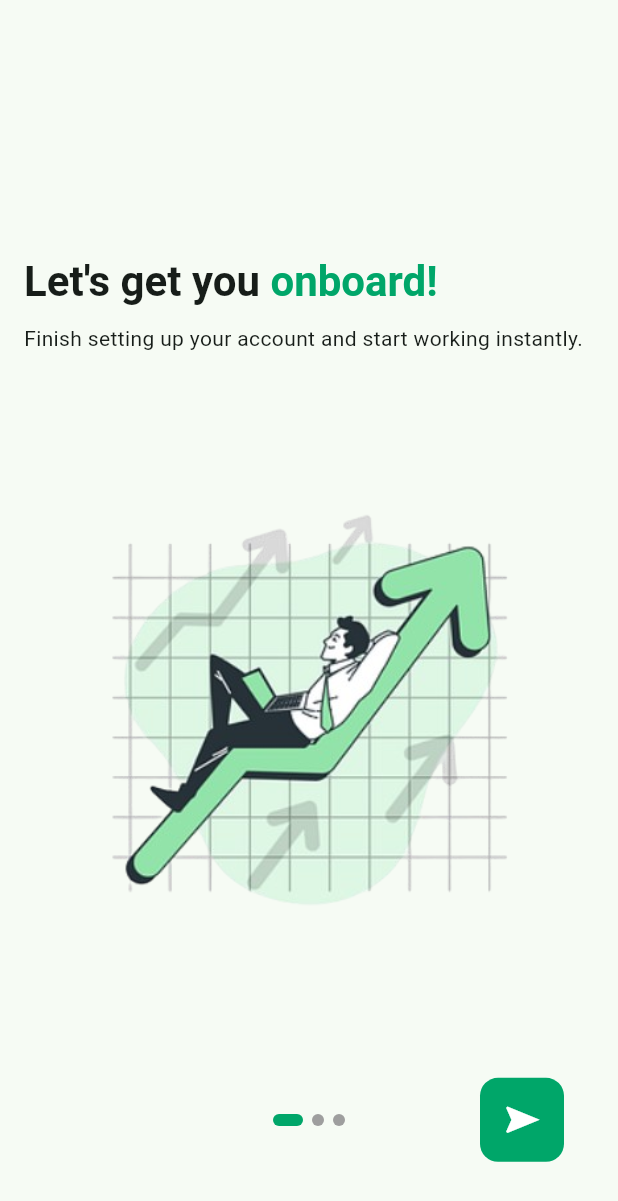
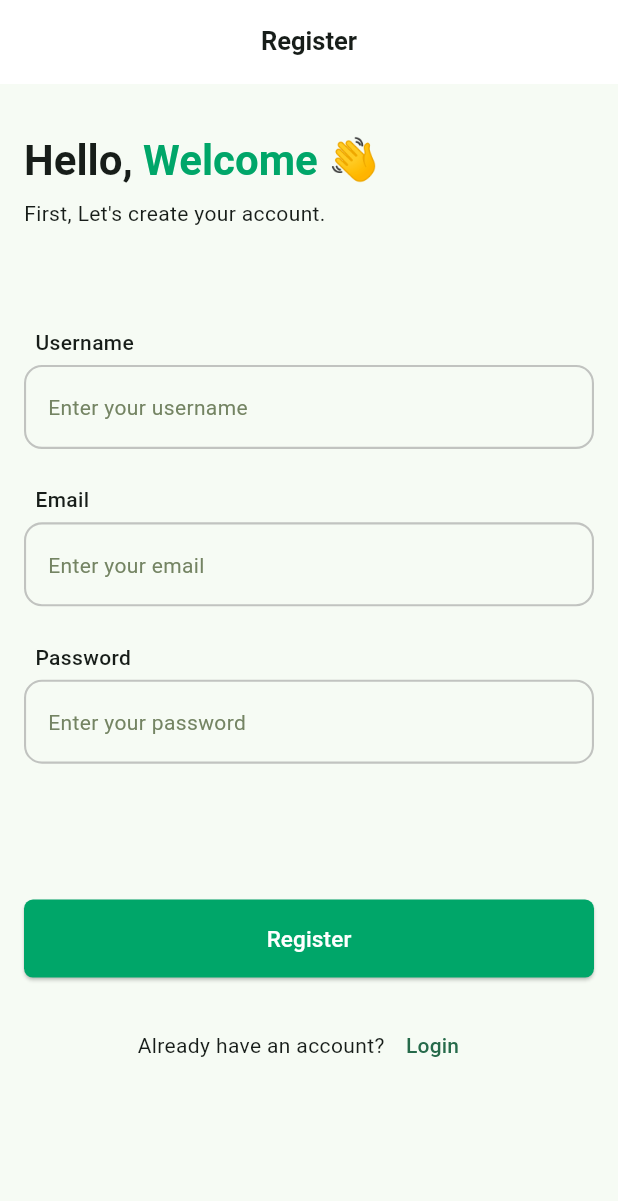
Before and after one commit to KneerazPandey/flutter-django-auth, a Flutter app: the screen it shows after launch, on a phone screen of 412 x 824 dp. Shown: the top 1201 px of the screen. Run offline on Flutter 3.47's test engine with Material 3 defaults, Android fonts, the phone set to English and light mode, and no system bars.

Commit message:
created signup screen ui design

```diff
--- a/frontend_auth/lib/core/common/custom_elevated_button.dart
+++ b/frontend_auth/lib/core/common/custom_elevated_button.dart
@@ -1,4 +1,5 @@
 import 'package:flutter/material.dart';
+import 'package:frontend_auth/core/theme/app_color.dart';
 
 class CustomElevatedButton extends StatelessWidget {
   final VoidCallback onPressed;
@@ -14,7 +15,7 @@ class CustomElevatedButton extends StatelessWidget {
     this.textColor = Colors.white,
     this.buttonHeight = 52,
     this.borderRadius = 6,
-    this.buttonColor = Colors.green,
+    this.buttonColor = AppColor.darkGreen,
   });
 
   @override
--- /dev/null
+++ b/frontend_auth/lib/core/common/custom_text_form_field.dart
@@ -0,0 +1,62 @@
+import 'package:flutter/material.dart';
+
+class CustomTextFormField extends StatelessWidget {
+  final TextEditingController controller;
+  final String hintText;
+  final String labelText;
+  final bool obscureText;
+
+  const CustomTextFormField({
+    super.key,
+    required this.controller,
+    required this.hintText,
+    required this.labelText,
+    this.obscureText = false,
+  });
+
+  @override
+  Widget build(BuildContext context) {
+    return Column(
+      mainAxisAlignment: MainAxisAlignment.start,
+      crossAxisAlignment: CrossAxisAlignment.start,
+      children: [
+        Text(
+          '  $labelText',
+          style: Theme.of(context).textTheme.bodyMedium!.copyWith(
+                fontWeight: FontWeight.w500,
+              ),
+        ),
+        const SizedBox(height: 5),
+        TextFormField(
+          controller: controller,
+          decoration: InputDecoration(
+            hintText: hintText,
+            hintStyle: Theme.of(context).textTheme.bodyMedium!.copyWith(
+                  color: const Color.fromARGB(255, 116, 132, 99),
+                ),
+            enabledBorder: OutlineInputBorder(
+              borderSide: BorderSide(
+                color: Colors.grey.withOpacity(0.6),
+                width: 1.4,
+              ),
+              borderRadius: BorderRadius.circular(12),
+            ),
+            focusedBorder: OutlineInputBorder(
+              borderSide: const BorderSide(
+                color: Color(0xFF04af70),
+              ),
+              borderRadius: BorderRadius.circular(12),
+            ),
+            errorBorder: OutlineInputBorder(
+              borderSide: const BorderSide(
+                color: Colors.red,
+              ),
+              borderRadius: BorderRadius.circular(12),
+            ),
+          ),
+          obscureText: obscureText,
+        ),
+      ],
+    );
+  }
+}
--- a/frontend_auth/lib/core/common/widgets.dart
+++ b/frontend_auth/lib/core/common/widgets.dart
@@ -1,2 +1,3 @@
 export './page_not_found_view.dart';
 export './custom_elevated_button.dart';
+export './custom_text_form_field.dart';
--- a/frontend_auth/lib/core/routing/app_routing.dart
+++ b/frontend_auth/lib/core/routing/app_routing.dart
@@ -1,6 +1,7 @@
 import 'package:flutter/material.dart';
 
 import '../../features/on_boarding/presentation/screens/on_boarding_screen.dart';
+import '../../features/sign_up/presentation/screens/sign_up_screen.dart';
 import '../../features/splash/presentation/screens/splash_screen.dart';
 import '../common/widgets.dart';
 import 'routing_key.dart';
@@ -18,6 +19,11 @@ class AppRouting {
           settings: settings,
           builder: (BuildContext context) => const OnBoardingScreen(),
         );
+      case RoutingKey.signUpScreenKey:
+        return MaterialPageRoute(
+          settings: settings,
+          builder: (BuildContext context) => const SignUpScreen(),
+        );
       default:
         return MaterialPageRoute(
           settings: settings,
--- a/frontend_auth/lib/core/routing/routing_key.dart
+++ b/frontend_auth/lib/core/routing/routing_key.dart
@@ -1,4 +1,6 @@
 class RoutingKey {
   static const splashScreenKey = '/';
   static const onBoardingScreenKey = '/on-boarding';
+  static const signUpScreenKey = '/sign-up';
+  static const signInScreenKey = '/sign-in';
 }
--- /dev/null
+++ b/frontend_auth/lib/features/sign_up/presentation/screens/sign_up_screen.dart
@@ -0,0 +1,42 @@
+import 'package:flutter/material.dart';
+
+import '../widgets/widgets.dart';
+
+class SignUpScreen extends StatelessWidget {
+  const SignUpScreen({super.key});
+
+  @override
+  Widget build(BuildContext context) {
+    final Size size = MediaQuery.of(context).size;
+
+    return Scaffold(
+      appBar: AppBar(
+        title: Text(
+          'Register',
+          style: Theme.of(context).textTheme.headlineSmall!.copyWith(
+                fontWeight: FontWeight.w600,
+                fontSize: 17,
+              ),
+        ),
+        centerTitle: true,
+        backgroundColor: Colors.white,
+        elevation: 0,
+        scrolledUnderElevation: 0,
+      ),
+      body: Padding(
+        padding: const EdgeInsets.symmetric(horizontal: 16),
+        child: SingleChildScrollView(
+          child: Column(
+            crossAxisAlignment: CrossAxisAlignment.start,
+            children: [
+              SizedBox(height: size.height * 0.04),
+              const SignUpHeader(),
+              SizedBox(height: size.height * 0.08),
+              const SignUpForm(),
+            ],
+          ),
+        ),
+      ),
+    );
+  }
+}
--- /dev/null
+++ b/frontend_auth/lib/features/sign_up/presentation/widgets/sign_up_form.dart
@@ -0,0 +1,78 @@
+import 'package:flutter/material.dart';
+
+import '../../../../core/common/custom_elevated_button.dart';
+import '../../../../core/common/custom_text_form_field.dart';
+
+class SignUpForm extends StatefulWidget {
+  const SignUpForm({super.key});
+
+  @override
+  State<SignUpForm> createState() => _SignUpFormState();
+}
+
+class _SignUpFormState extends State<SignUpForm> {
+  late TextEditingController _emailController;
+  late TextEditingController _passwordController;
+  late TextEditingController _usernameController;
+
+  @override
+  void initState() {
+    super.initState();
+
+    _emailController = TextEditingController();
+    _passwordController = TextEditingController();
+    _usernameController = TextEditingController();
+  }
+
+  @override
+  void dispose() {
+    _emailController.dispose();
+    _passwordController.dispose();
+    _usernameController.dispose();
+
+    super.dispose();
+  }
+
+  @override
+  Widget build(BuildContext context) {
+    final Size size = MediaQuery.of(context).size;
+
+    return Column(
+      children: <Widget>[
+        CustomTextFormField(
+          controller: _usernameController,
+          labelText: 'Username',
+          hintText: 'Enter your username',
+        ),
+        SizedBox(height: size.height * 0.029),
+        CustomTextFormField(
+          controller: _emailController,
+          labelText: 'Email',
+          hintText: 'Enter your email',
+        ),
+        SizedBox(height: size.height * 0.029),
+        CustomTextFormField(
+          controller: _passwordController,
+          labelText: 'Password',
+          hintText: 'Enter your password',
+        ),
+        SizedBox(height: size.height * 0.11),
+        CustomElevatedButton(
+          onPressed: () {},
+          text: 'Register',
+        ),
+        SizedBox(height: size.height * 0.026),
+        Row(
+          mainAxisAlignment: MainAxisAlignment.center,
+          children: [
+            const Text('Already have an account?'),
+            TextButton(
+              onPressed: () {},
+              child: const Text('Login'),
+            ),
+          ],
+        ),
+      ],
+    );
+  }
+}
--- /dev/null
+++ b/frontend_auth/lib/features/sign_up/presentation/widgets/sign_up_header.dart
@@ -0,0 +1,38 @@
+import 'package:flutter/material.dart';
+
+import '../../../../core/theme/app_color.dart';
+
+class SignUpHeader extends StatelessWidget {
+  const SignUpHeader({super.key});
+
+  @override
+  Widget build(BuildContext context) {
+    final Size size = MediaQuery.of(context).size;
+
+    return Column(
+      crossAxisAlignment: CrossAxisAlignment.start,
+      mainAxisAlignment: MainAxisAlignment.start,
+      children: [
+        RichText(
+          text: TextSpan(
+            text: "Hello, ",
+            style: Theme.of(context).textTheme.headlineMedium!.copyWith(
+                  fontWeight: FontWeight.bold,
+                ),
+            children: <TextSpan>[
+              TextSpan(
+                text: 'Welcome 👋',
+                style: Theme.of(context).textTheme.headlineMedium!.copyWith(
+                      fontWeight: FontWeight.bold,
+                      color: AppColor.darkGreen,
+                    ),
+              ),
+            ],
+          ),
+        ),
+        SizedBox(height: size.height * 0.009),
+        const Text("First, Let's create your account."),
+      ],
+    );
+  }
+}
--- /dev/null
+++ b/frontend_auth/lib/features/sign_up/presentation/widgets/widgets.dart
@@ -0,0 +1,2 @@
+export './sign_up_header.dart';
+export './sign_up_form.dart';
--- a/frontend_auth/lib/main.dart
+++ b/frontend_auth/lib/main.dart
@@ -1,7 +1,7 @@
 import 'package:flutter/material.dart';
 
 import 'core/routing/app_routing.dart';
-import 'features/on_boarding/presentation/screens/on_boarding_screen.dart';
+import 'features/sign_up/presentation/screens/sign_up_screen.dart';
 
 void main() {
   runApp(const MyApp());
@@ -20,7 +20,7 @@ class MyApp extends StatelessWidget {
       ),
       debugShowCheckedModeBanner: false,
       onGenerateRoute: AppRouting.onGenerateRoute,
-      home: const OnBoardingScreen(),
+      home: const SignUpScreen(),
     );
   }
 }
```
